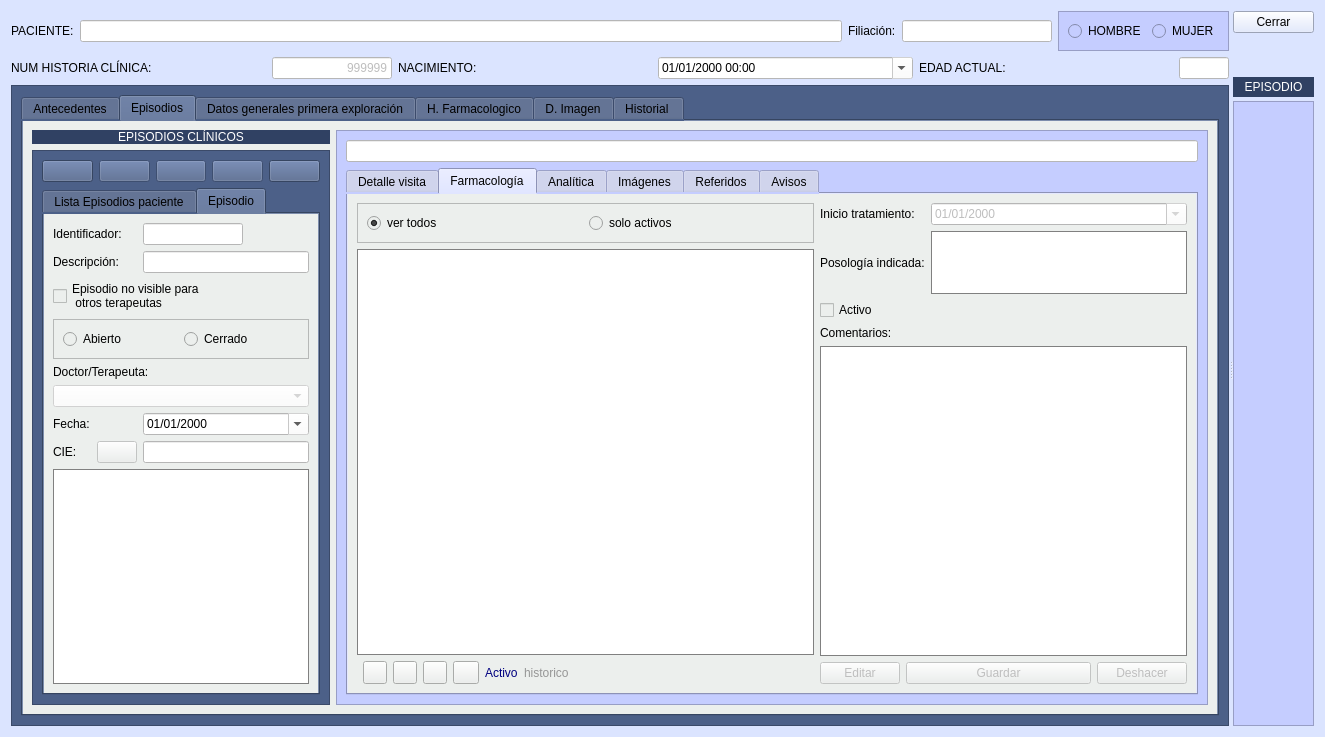
Qt form Zona_Pacientes/frmfichapaciente.ui (arcnexus/RedFoX) before a commit.
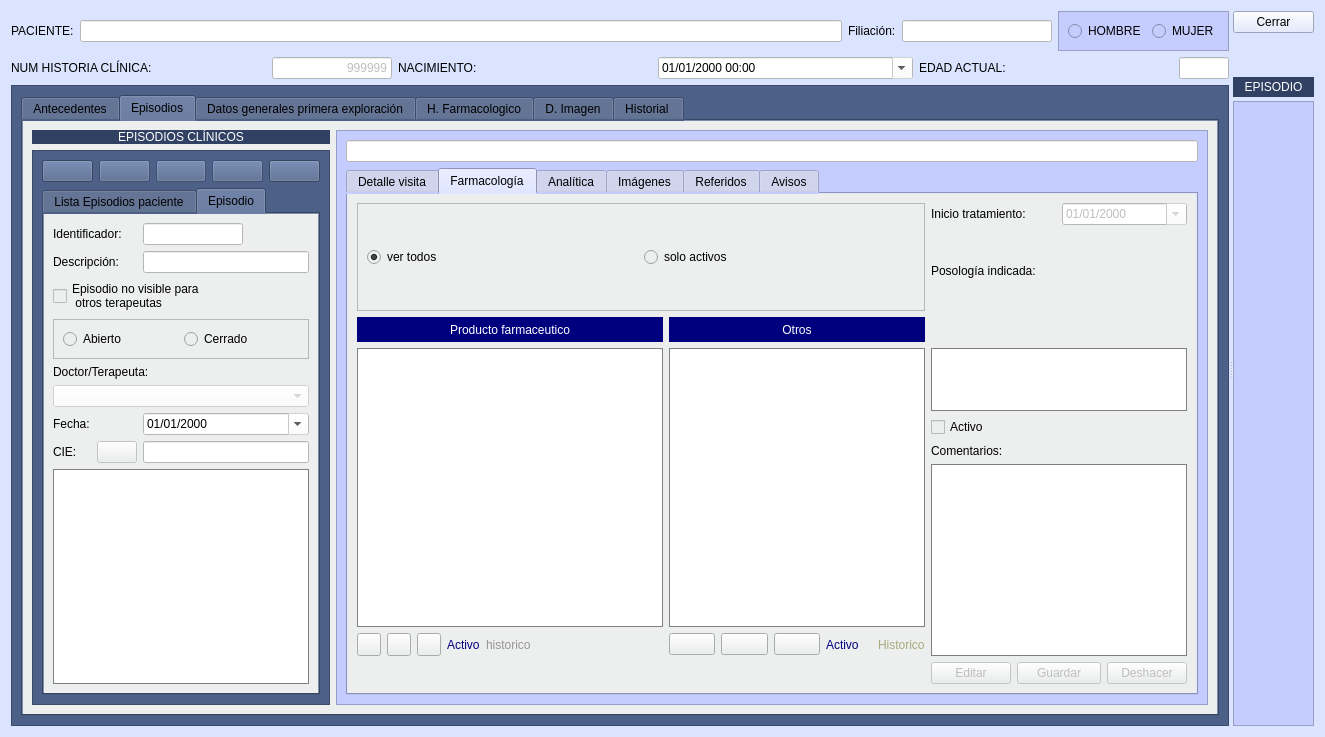
The same form after that commit. The open tabs and pages were chosen to show the change. Icons and pictures are not drawn.

Commit message: Nueva estructura esquematica de las BD (A causa de ser tantas tablas se considera mejor dividir el esquema en BD) Se añade pantalla de búsqueda de productos de farmacopea complementaria.

What changed in the file:
```diff
--- a/Zona_Pacientes/frmfichapaciente.ui
+++ b/Zona_Pacientes/frmfichapaciente.ui
@@ -1397,185 +1397,177 @@
                      <string>Farmacología</string>
                     </attribute>
                     <layout class="QGridLayout" name="gridLayout_5">
-                     <item row="0" column="0" rowspan="6">
-                      <layout class="QGridLayout" name="gridLayout_6">
-                       <item row="2" column="1">
-                        <widget class="QToolButton" name="btnAnadirFarma">
-                         <property name="toolTip">
-                          <string>Nuevo fármaco</string>
-                         </property>
-                         <property name="text">
-                          <string/>
-                         </property>
-                         <property name="icon">
-                          <iconset resource="../maya.qrc">
-                           <normaloff>:/Icons/PNG/add.png</normaloff>:/Icons/PNG/add.png</iconset>
-                         </property>
-                        </widget>
-                       </item>
-                       <item row="2" column="3">
-                        <widget class="QToolButton" name="btnVerFarma">
-                         <property name="toolTip">
-                          <string>Documentación Fármaco</string>
-                         </property>
-                         <property name="text">
-                          <string/>
-                         </property>
-                         <property name="icon">
-                          <iconset resource="../maya.qrc">
-                           <normaloff>:/Icons/PNG/Pills.png</normaloff>:/Icons/PNG/Pills.png</iconset>
-                         </property>
-                        </widget>
-                       </item>
-                       <item row="2" column="4">
-                        <widget class="QPushButton" name="btnImprimirMedicamentosEpisiodio">
-                         <property name="maximumSize">
-                          <size>
-                           <width>26</width>
-                           <height>25</height>
-                          </size>
-                         </property>
-                         <property name="toolTip">
-                          <string>Imprimir Historial Medicamentos episodio</string>
-                         </property>
-                         <property name="text">
-                          <string/>
-                         </property>
-                         <property name="icon">
-                          <iconset resource="../maya.qrc">
-                           <normaloff>:/Icons/PNG/print2.png</normaloff>:/Icons/PNG/print2.png</iconset>
-                         </property>
-                         <property name="iconSize">
-                          <size>
-                           <width>16</width>
-                           <height>15</height>
-                          </size>
-                         </property>
-                        </widget>
-                       </item>
-                       <item row="1" column="0" colspan="8">
-                        <widget class="QTableWidget" name="listaTratamientosFarma">
-                         <property name="styleSheet">
-                          <string notr="true">background-color: rgb(255, 255, 255);
-    border:1px solid grey;</string>
-                         </property>
-                        </widget>
-                       </item>
-                       <item row="2" column="5">
-                        <widget class="QLabel" name="label_6">
-                         <property name="styleSheet">
-                          <string notr="true">color: rgb(0, 0, 127);</string>
-                         </property>
-                         <property name="text">
-                          <string>Activo</string>
-                         </property>
-                        </widget>
-                       </item>
-                       <item row="2" column="6">
-                        <widget class="QLabel" name="label_11">
-                         <property name="styleSheet">
-                          <string notr="true">color: rgb(150, 150, 150);</string>
-                         </property>
-                         <property name="text">
-                          <string>historico</string>
-                         </property>
-                        </widget>
-                       </item>
-                       <item row="2" column="2">
-                        <widget class="QToolButton" name="btnBorrarFarma">
-                         <property name="toolTip">
-                          <string>Borrar Farmacología</string>
-                         </property>
-                         <property name="text">
-                          <string/>
-                         </property>
-                         <property name="icon">
-                          <iconset resource="../maya.qrc">
-                           <normaloff>:/Icons/PNG/Delete.png</normaloff>:/Icons/PNG/Delete.png</iconset>
-                         </property>
-                        </widget>
-                       </item>
-                       <item row="2" column="7">
-                        <spacer name="horizontalSpacer_2">
-                         <property name="orientation">
-                          <enum>Qt::Horizontal</enum>
-                         </property>
-                         <property name="sizeHint" stdset="0">
-                          <size>
-                           <width>40</width>
-                           <height>20</height>
-                          </size>
-                         </property>
-                        </spacer>
-                       </item>
-                       <item row="0" column="0" colspan="8">
-                        <widget class="QFrame" name="frame_23">
-                         <property name="minimumSize">
-                          <size>
-                           <width>222</width>
-                           <height>31</height>
-                          </size>
-                         </property>
-                         <property name="frameShape">
-                          <enum>QFrame::StyledPanel</enum>
-                         </property>
-                         <property name="frameShadow">
-                          <enum>QFrame::Raised</enum>
-                         </property>
-                         <layout class="QHBoxLayout" name="horizontalLayout_6">
-                          <item>
-                           <widget class="QRadioButton" name="radvertodosfarmacologia">
-                            <property name="text">
-                             <string>ver todos</string>
-                            </property>
-                            <property name="checked">
-                             <bool>true</bool>
-                            </property>
-                           </widget>
-                          </item>
-                          <item>
-                           <widget class="QRadioButton" name="radversoloactivosfarmacologia">
-                            <property name="text">
-                             <string>solo activos</string>
-                            </property>
-                           </widget>
-                          </item>
-                         </layout>
-                        </widget>
-                       </item>
-                      </layout>
-                     </item>
-                     <item row="0" column="1" colspan="2">
-                      <widget class="QLabel" name="label_8">
-                       <property name="text">
-                        <string>Inicio tratamiento:</string>
-                       </property>
-                      </widget>
-                     </item>
-                     <item row="0" column="3" colspan="2">
-                      <widget class="QDateEdit" name="txtInicioTratamientoFarma">
-                       <property name="enabled">
-                        <bool>false</bool>
-                       </property>
-                       <property name="styleSheet">
-                        <string notr="true">background-color: rgb(255, 255, 255);</string>
-                       </property>
-                       <property name="displayFormat">
-                        <string>dd/MM/yyyy</string>
-                       </property>
-                       <property name="calendarPopup">
-                        <bool>true</bool>
-                       </property>
-                      </widget>
-                     </item>
-                     <item row="1" column="1" colspan="2">
+                     <item row="1" column="12" colspan="2">
                       <widget class="QLabel" name="label_9">
                        <property name="text">
                         <string>Posología indicada:</string>
                        </property>
                       </widget>
                      </item>
-                     <item row="1" column="3" colspan="2">
+                     <item row="2" column="0" colspan="7">
+                      <widget class="QLabel" name="label_65">
+                       <property name="maximumSize">
+                        <size>
+                         <width>16777215</width>
+                         <height>25</height>
+                        </size>
+                       </property>
+                       <property name="styleSheet">
+                        <string notr="true">background-color: rgb(0, 0, 127);
+color: rgb(255, 255, 255);</string>
+                       </property>
+                       <property name="text">
+                        <string>Producto farmaceutico</string>
+                       </property>
+                       <property name="alignment">
+                        <set>Qt::AlignCenter</set>
+                       </property>
+                      </widget>
+                     </item>
+                     <item row="8" column="2">
+                      <widget class="QToolButton" name="btnVerFarma">
+                       <property name="toolTip">
+                        <string>Documentación Fármaco</string>
+                       </property>
+                       <property name="text">
+                        <string/>
+                       </property>
+                       <property name="icon">
+                        <iconset resource="../maya.qrc">
+                         <normaloff>:/Icons/PNG/Pills.png</normaloff>:/Icons/PNG/Pills.png</iconset>
+                       </property>
+                      </widget>
+                     </item>
+                     <item row="8" column="9">
+                      <widget class="QPushButton" name="BtnVademecumNatural">
+                       <property name="text">
+                        <string/>
+                       </property>
+                       <property name="icon">
+                        <iconset resource="../maya.qrc">
+                         <normaloff>:/Icons/PNG/DefineControls.png</normaloff>:/Icons/PNG/DefineControls.png</iconset>
+                       </property>
+                      </widget>
+                     </item>
+                     <item row="5" column="12">
+                      <widget class="QLabel" name="label_10">
+                       <property name="maximumSize">
+                        <size>
+                         <width>16777215</width>
+                         <height>15</height>
+                        </size>
+                       </property>
+                       <property name="text">
+                        <string>Comentarios:</string>
+                       </property>
+                      </widget>
+                     </item>
+                     <item row="8" column="4">
+                      <widget class="QLabel" name="label_11">
+                       <property name="styleSheet">
+                        <string notr="true">color: rgb(150, 150, 150);</string>
+                       </property>
+                       <property name="text">
+                        <string>historico</string>
+                       </property>
+                      </widget>
+                     </item>
+                     <item row="0" column="12" colspan="2">
+                      <widget class="QLabel" name="label_8">
+                       <property name="text">
+                        <string>Inicio tratamiento:</string>
+                       </property>
+                      </widget>
+                     </item>
+                     <item row="8" column="7">
+                      <widget class="QPushButton" name="btnAnadirHierba">
+                       <property name="text">
+                        <string/>
+                       </property>
+                       <property name="icon">
+                        <iconset resource="../maya.qrc">
+                         <normaloff>:/Icons/PNG/add.png</normaloff>:/Icons/PNG/add.png</iconset>
+                       </property>
+                      </widget>
+                     </item>
+                     <item row="8" column="0">
+                      <widget class="QToolButton" name="btnAnadirFarma">
+                       <property name="toolTip">
+                        <string>Nuevo fármaco</string>
+                       </property>
+                       <property name="text">
+                        <string/>
+                       </property>
+                       <property name="icon">
+                        <iconset resource="../maya.qrc">
+                         <normaloff>:/Icons/PNG/add.png</normaloff>:/Icons/PNG/add.png</iconset>
+                       </property>
+                      </widget>
+                     </item>
+                     <item row="9" column="13" colspan="2">
+                      <widget class="QPushButton" name="btnGuardarFarmacologia">
+                       <property name="enabled">
+                        <bool>false</bool>
+                       </property>
+                       <property name="text">
+                        <string>Guardar</string>
+                       </property>
+                       <property name="icon">
+                        <iconset resource="../maya.qrc">
+                         <normaloff>:/Icons/PNG/Save.png</normaloff>:/Icons/PNG/Save.png</iconset>
+                       </property>
+                      </widget>
+                     </item>
+                     <item row="8" column="3">
+                      <widget class="QLabel" name="label_6">
+                       <property name="styleSheet">
+                        <string notr="true">color: rgb(0, 0, 127);</string>
+                       </property>
+                       <property name="text">
+                        <string>Activo</string>
+                       </property>
+                      </widget>
+                     </item>
+                     <item row="9" column="12">
+                      <widget class="QPushButton" name="btnEditarFarmacologia">
+                       <property name="enabled">
+                        <bool>false</bool>
+                       </property>
+                       <property name="text">
+                        <string>Editar</string>
+                       </property>
+                       <property name="icon">
+                        <iconset resource="../maya.qrc">
+                         <normaloff>:/Icons/PNG/edit.png</normaloff>:/Icons/PNG/edit.png</iconset>
+                       </property>
+                      </widget>
+                     </item>
+                     <item row="9" column="15">
+                      <widget class="QPushButton" name="btnDeshacerFarmacologia">
+                       <property name="enabled">
+                        <bool>false</bool>
+                       </property>
+                       <property name="text">
+                        <string>Deshacer</string>
+                       </property>
+                       <property name="icon">
+                        <iconset resource="../maya.qrc">
+                         <normaloff>:/Icons/PNG/undo.png</normaloff>:/Icons/PNG/undo.png</iconset>
+                       </property>
+                      </widget>
+                     </item>
+                     <item row="8" column="8">
+                      <widget class="QPushButton" name="btnBorrarHierba">
+                       <property name="text">
+                        <string/>
+                       </property>
+                       <property name="icon">
+                        <iconset resource="../maya.qrc">
+                         <normaloff>:/Icons/PNG/Delete.png</normaloff>:/Icons/PNG/Delete.png</iconset>
+                       </property>
+                      </widget>
+                     </item>
+                     <item row="3" column="12" colspan="4">
                       <widget class="QPlainTextEdit" name="txtPosologiaFarma">
                        <property name="maximumSize">
                         <size>
@@ -1589,7 +1581,50 @@
                        </property>
                       </widget>
                      </item>
-                     <item row="2" column="1">
+                     <item row="8" column="5">
+                      <spacer name="horizontalSpacer">
+                       <property name="orientation">
+                        <enum>Qt::Horizontal</enum>
+                       </property>
+                       <property name="sizeHint" stdset="0">
+                        <size>
+                         <width>40</width>
+                         <height>20</height>
+                        </size>
+                       </property>
+                      </spacer>
+                     </item>
+                     <item row="8" column="1">
+                      <widget class="QToolButton" name="btnBorrarFarma">
+                       <property name="toolTip">
+                        <string>Borrar Farmacología</string>
+                       </property>
+                       <property name="text">
+                        <string/>
+                       </property>
+                       <property name="icon">
+                        <iconset resource="../maya.qrc">
+                         <normaloff>:/Icons/PNG/Delete.png</normaloff>:/Icons/PNG/Delete.png</iconset>
+                       </property>
+                      </widget>
+                     </item>
+                     <item row="0" column="14" colspan="2">
+                      <widget class="QDateEdit" name="txtInicioTratamientoFarma">
+                       <property name="enabled">
+                        <bool>false</bool>
+                       </property>
+                       <property name="styleSheet">
+                        <string notr="true">background-color: rgb(255, 255, 255);</string>
+                       </property>
+                       <property name="displayFormat">
+                        <string>dd/MM/yyyy</string>
+                       </property>
+                       <property name="calendarPopup">
+                        <bool>true</bool>
+                       </property>
+                      </widget>
+                     </item>
+                     <item row="4" column="12">
                       <widget class="QCheckBox" name="chkactivo">
                        <property name="enabled">
                         <bool>false</bool>
@@ -1602,7 +1637,7 @@
                        </property>
                       </widget>
                      </item>
-                     <item row="2" column="4" rowspan="2">
+                     <item row="4" column="15">
                       <widget class="QLabel" name="label_91">
                        <property name="maximumSize">
                         <size>
@@ -1621,20 +1656,17 @@
                        </property>
                       </widget>
                      </item>
-                     <item row="3" column="1" colspan="2">
-                      <widget class="QLabel" name="label_10">
-                       <property name="maximumSize">
-                        <size>
-                         <width>16777215</width>
-                         <height>15</height>
-                        </size>
+                     <item row="8" column="10">
+                      <widget class="QLabel" name="label_67">
+                       <property name="styleSheet">
+                        <string notr="true">color: rgb(0, 0, 127);</string>
                        </property>
                        <property name="text">
-                        <string>Comentarios:</string>
+                        <string>Activo</string>
                        </property>
                       </widget>
                      </item>
-                     <item row="4" column="1" colspan="4">
+                     <item row="6" column="12" rowspan="3" colspan="4">
                       <widget class="QTextEdit" name="txtComentariosFarma">
                        <property name="enabled">
                         <bool>false</bool>
@@ -1645,46 +1677,85 @@
                        </property>
                       </widget>
                      </item>
-                     <item row="5" column="1">
-                      <widget class="QPushButton" name="btnEditarFarmacologia">
-                       <property name="enabled">
-                        <bool>false</bool>
+                     <item row="3" column="0" rowspan="5" colspan="7">
+                      <widget class="QTableWidget" name="listaTratamientosFarma">
+                       <property name="styleSheet">
+                        <string notr="true">background-color: rgb(255, 255, 255);
+    border:1px solid grey;</string>
                        </property>
+                      </widget>
+                     </item>
+                     <item row="8" column="11">
+                      <widget class="QLabel" name="label_68">
+                       <property name="styleSheet">
+                        <string notr="true">color: rgb(170, 170, 127);</string>
+                       </property>
                        <property name="text">
-                        <string>Editar</string>
+                        <string>Historico</string>
                        </property>
-                       <property name="icon">
-                        <iconset resource="../maya.qrc">
-                         <normaloff>:/Icons/PNG/edit.png</normaloff>:/Icons/PNG/edit.png</iconset>
+                      </widget>
+                     </item>
+                     <item row="3" column="7" rowspan="5" colspan="5">
+                      <widget class="QTableView" name="tablaHerb">
+                       <property name="styleSheet">
+                        <string notr="true">background-color: rgb(255, 255, 255);
+    border:1px solid grey;</string>
                        </property>
                       </widget>
                      </item>
-                     <item row="5" column="2" colspan="2">
-                      <widget class="QPushButton" name="btnGuardarFarmacologia">
-                       <property name="enabled">
-                        <bool>false</bool>
+                     <item row="2" column="7" colspan="5">
+                      <widget class="QLabel" name="label_66">
+                       <property name="maximumSize">
+                        <size>
+                         <width>16777215</width>
+                         <height>25</height>
+                        </size>
                        </property>
+                       <property name="styleSheet">
+                        <string notr="true">background-color: rgb(0, 0, 127);
+color: rgb(255, 255, 255);</string>
+                       </property>
                        <property name="text">
-                        <string>Guardar</string>
+                        <string>Otros</string>
                        </property>
-                       <property name="icon">
-                        <iconset resource="../maya.qrc">
-                         <normaloff>:/Icons/PNG/Save.png</normaloff>:/Icons/PNG/Save.png</iconset>
+                       <property name="alignment">
+                        <set>Qt::AlignCenter</set>
                        </property>
                       </widget>
                      </item>
-                     <item row="5" column="4">
-                      <widget class="QPushButton" name="btnDeshacerFarmacologia">
-                       <property name="enabled">
-                        <bool>false</bool>
+                     <item row="0" column="0" rowspan="2" colspan="12">
+                      <widget class="QFrame" name="frame_23">
+                       <property name="minimumSize">
+                        <size>
+                         <width>222</width>
+                         <height>31</height>
+                        </size>
                        </property>
-                       <property name="text">
-                        <string>Deshacer</string>
+                       <property name="frameShape">
+                        <enum>QFrame::StyledPanel</enum>
                        </property>
-                       <property name="icon">
-                        <iconset resource="../maya.qrc">
-                         <normaloff>:/Icons/PNG/undo.png</normaloff>:/Icons/PNG/undo.png</iconset>
+                       <property name="frameShadow">
+                        <enum>QFrame::Raised</enum>
                        </property>
+                       <layout class="QHBoxLayout" name="horizontalLayout_6">
+                        <item>
+                         <widget class="QRadioButton" name="radvertodosfarmacologia">
+                          <property name="text">
+                           <string>ver todos</string>
+                          </property>
+                          <property name="checked">
+                           <bool>true</bool>
+                          </property>
+                         </widget>
+                        </item>
+                        <item>
+                         <widget class="QRadioButton" name="radversoloactivosfarmacologia">
+                          <property name="text">
+                           <string>solo activos</string>
+                          </property>
+                         </widget>
+                        </item>
+                       </layout>
                       </widget>
                      </item>
                     </layout>
```
Left out of the diff: 6 changed lines with no effect on the pictures. The commit also changes 12 other files.
